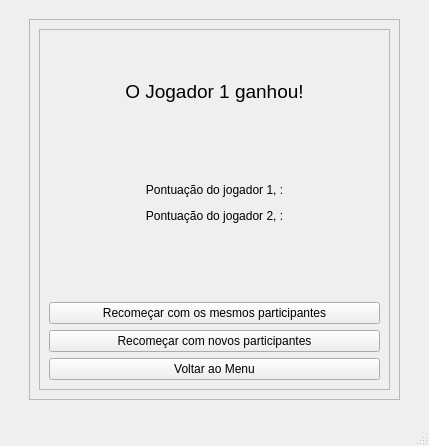
Above: interfaceJogo.ui from augustovillar/stayingAlive before the change. Below: the same form after it.
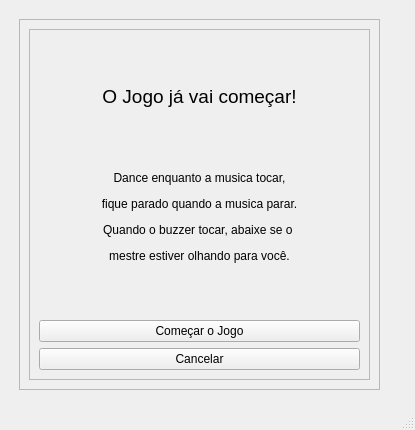
That is the form after the change.

Commit message: posicionamento consertado, inicio jogo

Diff of the .ui file:
```diff
--- a/interfaceJogo.ui
+++ b/interfaceJogo.ui
@@ -6,8 +6,8 @@
    <rect>
     <x>0</x>
     <y>0</y>
-    <width>429</width>
-    <height>446</height>
+    <width>415</width>
+    <height>430</height>
    </rect>
   </property>
   <property name="windowTitle">
@@ -18,7 +18,7 @@
     <item>
      <widget class="QStackedWidget" name="Pages">
       <property name="currentIndex">
-       <number>12</number>
+       <number>11</number>
       </property>
       <widget class="QWidget" name="pageModo1">
        <widget class="QFrame" name="frame_14">
@@ -624,6 +624,82 @@
         </item>
        </layout>
       </widget>
+      <widget class="QWidget" name="jogoComecar">
+       <widget class="QFrame" name="frame_19">
+        <property name="geometry">
+         <rect>
+          <x>10</x>
+          <y>10</y>
+          <width>361</width>
+          <height>371</height>
+         </rect>
+        </property>
+        <property name="frameShape">
+         <enum>QFrame::StyledPanel</enum>
+        </property>
+        <property name="frameShadow">
+         <enum>QFrame::Raised</enum>
+        </property>
+        <layout class="QVBoxLayout" name="verticalLayout_20">
+         <item>
+          <widget class="QFrame" name="frame_20">
+           <property name="frameShape">
+            <enum>QFrame::StyledPanel</enum>
+           </property>
+           <property name="frameShadow">
+            <enum>QFrame::Raised</enum>
+           </property>
+           <layout class="QVBoxLayout" name="verticalLayout_21">
+            <item>
+             <widget class="QLabel" name="label_23">
+              <property name="text">
+               <string>&lt;html&gt;&lt;head/&gt;&lt;body&gt;&lt;p align=&quot;center&quot;&gt;&lt;span style=&quot; font-size:14pt;&quot;&gt;O Jogo já vai começar!&lt;/span&gt;&lt;/p&gt;&lt;/body&gt;&lt;/html&gt;</string>
+              </property>
+             </widget>
+            </item>
+            <item>
+             <widget class="QLabel" name="label_24">
+              <property name="text">
+               <string>&lt;html&gt;&lt;head/&gt;&lt;body&gt;&lt;p align=&quot;center&quot;&gt;Dance enquanto a musica tocar,&lt;/p&gt;&lt;p align=&quot;center&quot;&gt;fique parado quando a musica parar.&lt;/p&gt;&lt;p align=&quot;center&quot;&gt;Quando o buzzer tocar, abaixe se o &lt;/p&gt;&lt;p align=&quot;center&quot;&gt;mestre estiver olhando para você.&lt;/p&gt;&lt;/body&gt;&lt;/html&gt;</string>
+              </property>
+             </widget>
+            </item>
+            <item>
+             <spacer name="verticalSpacer_10">
+              <property name="orientation">
+               <enum>Qt::Vertical</enum>
+              </property>
+              <property name="sizeType">
+               <enum>QSizePolicy::Minimum</enum>
+              </property>
+              <property name="sizeHint" stdset="0">
+               <size>
+                <width>20</width>
+                <height>40</height>
+               </size>
+              </property>
+             </spacer>
+            </item>
+            <item>
+             <widget class="QPushButton" name="comecarJogo">
+              <property name="text">
+               <string>Começar o Jogo</string>
+              </property>
+             </widget>
+            </item>
+            <item>
+             <widget class="QPushButton" name="voltarMenu_2">
+              <property name="text">
+               <string>Cancelar</string>
+              </property>
+             </widget>
+            </item>
+           </layout>
+          </widget>
+         </item>
+        </layout>
+       </widget>
+      </widget>
       <widget class="QWidget" name="jogoAndamento">
        <widget class="QFrame" name="frame_12">
         <property name="geometry">
@@ -706,8 +782,8 @@
          <rect>
           <x>20</x>
           <y>10</y>
-          <width>371</width>
-          <height>381</height>
+          <width>351</width>
+          <height>361</height>
          </rect>
         </property>
         <property name="frameShape">
```
Left out of the diff: 40 changed lines with no effect on the pictures. The commit also changes 10 other files.
